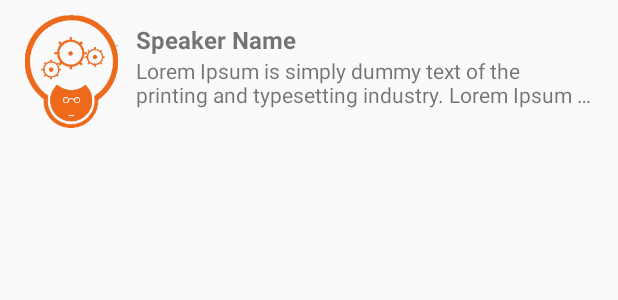
After one commit to myotive/fragments_codemash2017, an Android app: the layout item_speaker.xml on its own in the app's theme, with its tools: preview values and no code run, on a phone screen of 412 x 824 dp. The commit adds this screen. Shown: the top 300 px of the screen. Run offline under Robolectric (Android 15) with nearby library versions, the phone set to English and light mode, and no system bars.

Commit message:
Got speaker fragment working, with calls to the codemash api.

```diff
--- /dev/null
+++ b/codemash_common/src/main/res/layout/item_speaker.xml
@@ -0,0 +1,39 @@
+<?xml version="1.0" encoding="utf-8"?>
+<RelativeLayout xmlns:android="http://schemas.android.com/apk/res/android"
+    xmlns:tools="http://schemas.android.com/tools"
+    android:layout_width="match_parent"
+    android:layout_height="wrap_content"
+    android:padding="10dp">
+
+    <ImageView
+        android:id="@+id/speaker_profile_image"
+        android:layout_width="75dp"
+        android:layout_height="75dp"
+        android:src="@drawable/codemash_gearhead"/>
+
+    <LinearLayout
+        android:layout_toEndOf="@id/speaker_profile_image"
+        android:layout_width="match_parent"
+        android:layout_height="75dp"
+        android:orientation="vertical"
+        android:padding="5dp">
+
+        <TextView
+            android:id="@+id/speaker_name"
+            android:textStyle="bold"
+            android:textSize="16sp"
+            android:layout_width="wrap_content"
+            android:layout_height="wrap_content"
+            tools:text="Speaker Name"/>
+
+        <TextView
+            android:id="@+id/speaker_bio"
+            android:layout_width="wrap_content"
+            android:layout_height="wrap_content"
+            android:ellipsize="end"
+            android:maxLines="2"
+            tools:text="Lorem Ipsum is simply dummy text of the printing and typesetting industry. Lorem Ipsum has been the industry's standard dummy text ever since the 1500s, when an unknown printer took a galley of type and scrambled it to make a type specimen book. It has survived not only five centuries, but also the leap into electronic typesetting, remaining essentially unchanged. It was popularised in the 1960s with the release of Letraset sheets containing Lorem Ipsum passages, and more recently with desktop publishing software like Aldus PageMaker including versions of Lorem Ipsum"/>
+
+    </LinearLayout>
+
+</RelativeLayout>
--- a/conductor/src/main/AndroidManifest.xml
+++ b/conductor/src/main/AndroidManifest.xml
@@ -1,6 +1,8 @@
 <?xml version="1.0" encoding="utf-8"?>
 <manifest xmlns:android="http://schemas.android.com/apk/res/android"
     package="com.example.myotive.conductor">
+
+    <uses-permission android:name="android.permission.INTERNET" />
 
     <application android:allowBackup="true" android:icon="@mipmap/ic_launcher"
         android:label="@string/app_name" android:supportsRtl="true" android:theme="@style/AppTheme">
--- a/fragmentsample/src/main/AndroidManifest.xml
+++ b/fragmentsample/src/main/AndroidManifest.xml
@@ -1,6 +1,8 @@
 <?xml version="1.0" encoding="utf-8"?>
 <manifest xmlns:android="http://schemas.android.com/apk/res/android"
     package="com.example.myotive.fragmentsample">
+
+    <uses-permission android:name="android.permission.INTERNET" />
 
     <application android:allowBackup="true"
         android:name="com.example.myotive.codemash_common.BaseApplication"
--- a/fragmentsample/src/main/res/layout/activity_main.xml
+++ b/fragmentsample/src/main/res/layout/activity_main.xml
@@ -4,13 +4,9 @@
     android:id="@+id/activity_main"
     android:layout_width="match_parent"
     android:layout_height="match_parent"
-    android:paddingBottom="@dimen/activity_vertical_margin"
-    android:paddingLeft="@dimen/activity_horizontal_margin"
-    android:paddingRight="@dimen/activity_horizontal_margin"
-    android:paddingTop="@dimen/activity_vertical_margin"
     tools:context="com.example.myotive.fragmentsample.MainActivity">
 
-    <View
+    <FrameLayout
         android:id="@+id/main_content"
         android:layout_height="match_parent"
         android:layout_width="match_parent" />
--- a/mortarandflow/src/main/AndroidManifest.xml
+++ b/mortarandflow/src/main/AndroidManifest.xml
@@ -1,6 +1,8 @@
 <?xml version="1.0" encoding="utf-8"?>
 <manifest xmlns:android="http://schemas.android.com/apk/res/android"
     package="com.example.myotive.mortarandflow">
+
+    <uses-permission android:name="android.permission.INTERNET" />
 
     <application android:allowBackup="true" android:icon="@mipmap/ic_launcher"
         android:label="@string/app_name" android:supportsRtl="true" android:theme="@style/AppTheme">
--- a/mosbyexample/src/main/AndroidManifest.xml
+++ b/mosbyexample/src/main/AndroidManifest.xml
@@ -1,6 +1,8 @@
 <?xml version="1.0" encoding="utf-8"?>
 <manifest xmlns:android="http://schemas.android.com/apk/res/android"
     package="com.example.myotive.mosbyexample">
+
+    <uses-permission android:name="android.permission.INTERNET" />
 
     <application android:allowBackup="true" android:icon="@mipmap/ic_launcher"
         android:label="@string/app_name" android:supportsRtl="true" android:theme="@style/AppTheme">
```
Also changed, not shown: codemash_common/build.gradle (+11 -0 lines), codemash_common/src/main/java/com/example/myotive/codemash_common/di/NetworkModule.java (+23 -1 lines), codemash_common/src/main/java/com/example/myotive/codemash_common/ui/SpeakerAdapter.java (added, +90 -0 lines), fragmentsample/src/main/java/com/example/myotive/fragmentsample/SpeakerFragment.java (+46 -3 lines), fragmentsample/src/main/res/layout/fragment_speaker.xml (+3 -4 lines), codemash_common/src/main/res/drawable-hdpi/codemash_gearhead.png (added), codemash_common/src/main/res/drawable-mdpi/codemash_gearhead.png (added), codemash_common/src/main/res/drawable-xhdpi/codemash_gearhead.png (added), codemash_common/src/main/res/drawable-xxhdpi/codemash_gearhead.png (added).
